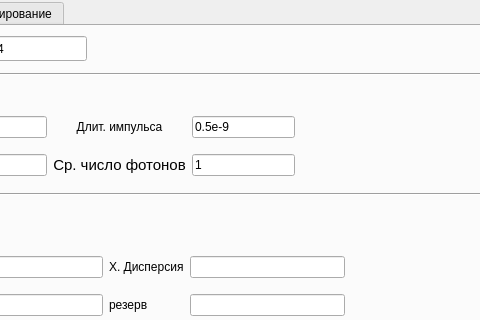
The window that mainwindow.ui (Yorick2014/SimQC) describes before a commit, drawn with Qt 5; both pictures show x 138 to 618 and y 0 to 320 of the 954 by 497 pixel window.
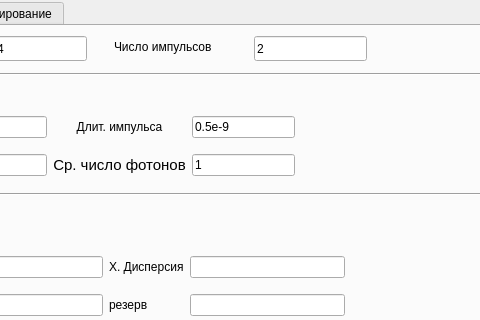
The same window after the commit. The open tabs and pages were chosen to show the change. Custom widgets are drawn as their Qt base class.

Commit message: Генерация заданного кол-ва импульсов

Patch:
```diff
--- a/mainwindow.ui
+++ b/mainwindow.ui
@@ -262,6 +262,32 @@
        <enum>Qt::Horizontal</enum>
       </property>
      </widget>
+     <widget class="QLabel" name="label_14">
+      <property name="geometry">
+       <rect>
+        <x>250</x>
+        <y>10</y>
+        <width>131</width>
+        <height>21</height>
+       </rect>
+      </property>
+      <property name="text">
+       <string>Число импульсов</string>
+      </property>
+     </widget>
+     <widget class="QLineEdit" name="lineEdit_num_pulse">
+      <property name="geometry">
+       <rect>
+        <x>390</x>
+        <y>10</y>
+        <width>113</width>
+        <height>25</height>
+       </rect>
+      </property>
+      <property name="text">
+       <string>2</string>
+      </property>
+     </widget>
     </widget>
     <widget class="QWidget" name="tab_modeling">
      <attribute name="title">
```
Left out of the diff: 2 changed lines with no effect on the pictures. The commit also changes 2 other files.
